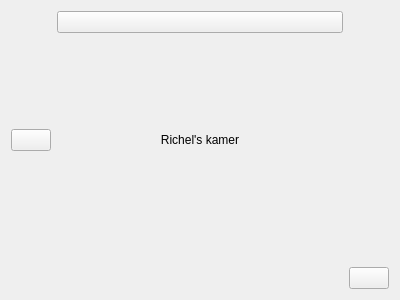
First picture: the form in kamer_richel.ui, repository djog/djog_nanos_2018, before the edit.
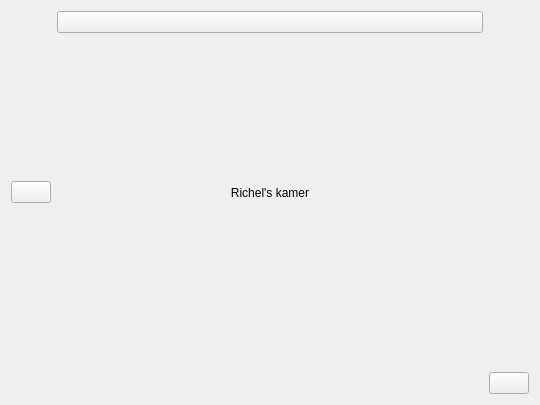
Second picture: the form after the edit. Icons and pictures are not drawn.

```diff
--- a/kamer_richel.ui
+++ b/kamer_richel.ui
@@ -6,29 +6,29 @@
    <rect>
     <x>0</x>
     <y>0</y>
-    <width>400</width>
-    <height>300</height>
+    <width>540</width>
+    <height>405</height>
    </rect>
   </property>
   <property name="windowTitle">
    <string>Form</string>
   </property>
   <layout class="QGridLayout" name="gridLayout">
-   <item row="1" column="1">
+   <item row="1" column="0">
     <widget class="QPushButton" name="knop_w">
      <property name="text">
       <string/>
      </property>
     </widget>
    </item>
-   <item row="3" column="3">
-    <widget class="QPushButton" name="knop_zo">
+   <item row="2" column="0" colspan="3">
+    <widget class="QLabel" name="label_2">
      <property name="text">
       <string/>
      </property>
     </widget>
    </item>
-   <item row="1" column="2">
+   <item row="1" column="1">
     <widget class="QLabel" name="label">
      <property name="sizePolicy">
       <sizepolicy hsizetype="MinimumExpanding" vsizetype="MinimumExpanding">
@@ -44,23 +44,20 @@
      </property>
     </widget>
    </item>
-   <item row="0" column="2">
+   <item row="3" column="2">
+    <widget class="QPushButton" name="knop_zo">
+     <property name="text">
+      <string/>
+     </property>
+    </widget>
+   </item>
+   <item row="0" column="1">
     <widget class="QPushButton" name="knop_n">
      <property name="text">
       <string/>
      </property>
     </widget>
    </item>
-   <item row="2" column="1" colspan="3">
-    <widget class="QLabel" name="label_2">
-     <property name="text">
-      <string/>
-     </property>
-     <property name="pixmap">
-      <pixmap resource="djog_nanos_2018.qrc">:/plaatjes/k3.jpeg</pixmap>
-     </property>
-    </widget>
-   </item>
   </layout>
  </widget>
  <resources>
```
Left out of the diff: 3 changed lines with no effect on the pictures.
